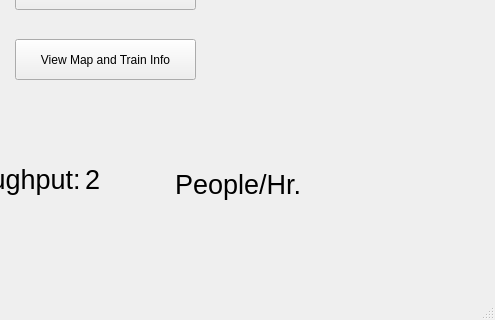
Above: src/UI/CTC/ctc_main.ui from aet37/ECE1140-Project before the change; both pictures show x 305 to 800 and y 280 to 600 of the 800 by 600 pixel window. Below: the same form after it.
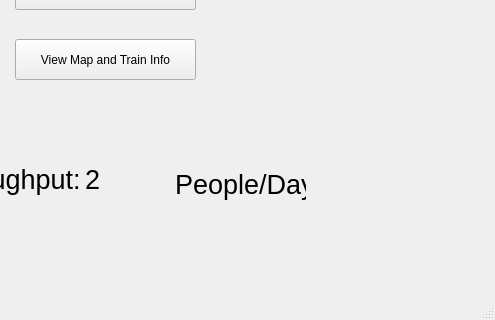
That is the form after the change.

Patch:
```diff
--- a/src/UI/CTC/ctc_main.ui
+++ b/src/UI/CTC/ctc_main.ui
@@ -116,7 +116,7 @@
      </font>
     </property>
     <property name="text">
-     <string>People/Hr.</string>
+     <string>People/Day</string>
     </property>
    </widget>
    <widget class="QLabel" name="ThroughputText">
```
